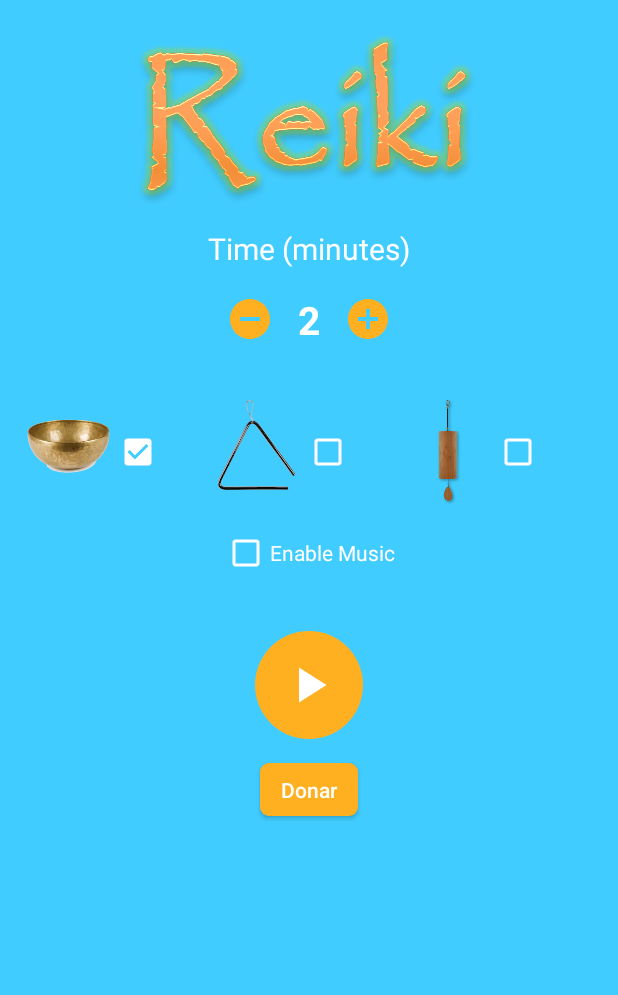
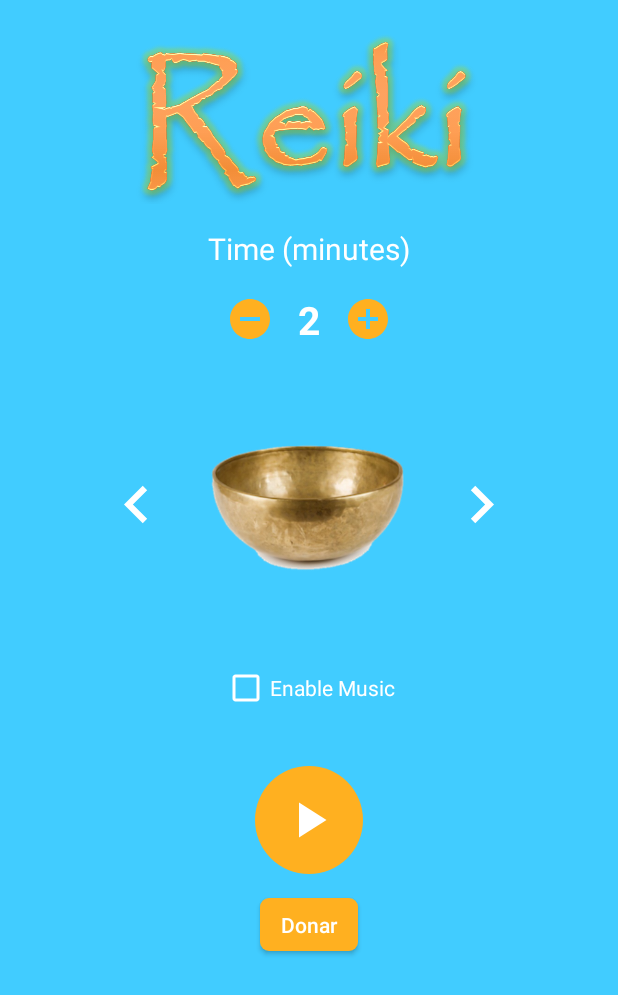
Before and after one commit to leandro4/ReikiSound, an Android app: the screen it shows after launch (MainActivity), after a tap on an icon or button, on a phone screen of 412 x 824 dp. Shown: the top 995 px of the screen. Run offline under Robolectric (Android 15) with nearby library versions, the phone set to English and light mode, and no system bars; our stand-ins replace ButterKnife; libraries missing offline, so code that uses them is left out: com.daimajia.androidanimations.

Commit message:
Selector de imagen con animaciones

```diff
--- a/app/build.gradle
+++ b/app/build.gradle
@@ -32,6 +32,9 @@ dependencies {
     implementation 'com.jakewharton:butterknife:8.8.1'
     annotationProcessor 'com.jakewharton:butterknife-compiler:8.8.1'
 
+    compile 'com.daimajia.easing:library:2.0@aar'
+    compile 'com.daimajia.androidanimations:library:2.3@aar'
+
 //    implementation 'com.paypal.sdk:paypal-android-sdk:2.14.1'
 //    implementation files('libs/paypal_mpl_sdk.jar')
 }
--- a/app/src/main/java/holauser/lea/holauser/ui/NumberPickerView.java
+++ b/app/src/main/java/holauser/lea/holauser/ui/custom/NumberPickerView.java
@@ -1,4 +1,4 @@
-package holauser.lea.holauser.ui;
+package holauser.lea.holauser.ui.custom;
 
 import android.content.Context;
 import android.os.Build;
@@ -14,6 +14,7 @@ import butterknife.BindView;
 import butterknife.ButterKnife;
 import butterknife.OnClick;
 import holauser.lea.holauser.R;
+import holauser.lea.holauser.util.Animations;
 
 /**
  * Created by leandro on 20/2/18.
@@ -53,6 +54,8 @@ public class NumberPickerView extends RelativeLayout {
 
     @OnClick(R.id.ivLess)
     public void onLessClick(View v) {
+        Animations.animateScale(v);
+
         int count = Integer.valueOf(tvCount.getText().toString());
         if (count < 2)
             return;
@@ -62,6 +65,8 @@ public class NumberPickerView extends RelativeLayout {
 
     @OnClick(R.id.ivMore)
     public void onMoreClick(View v) {
+        Animations.animateScale(v);
+
         int count = Integer.valueOf(tvCount.getText().toString());
         if (count > 59)
             return;
--- /dev/null
+++ b/app/src/main/java/holauser/lea/holauser/util/Animations.java
@@ -0,0 +1,52 @@
+package holauser.lea.holauser.util;
+
+import android.animation.Animator;
+import android.animation.AnimatorListenerAdapter;
+import android.animation.AnimatorSet;
+import android.animation.ObjectAnimator;
+import android.animation.PropertyValuesHolder;
+import android.view.View;
+import android.view.animation.AccelerateDecelerateInterpolator;
+
+import java.util.ArrayList;
+import java.util.List;
+
+/**
+ * Created by leandro on 20/2/18.
+ */
+
+public class Animations {
+
+    public static void animateScale(final View view) {
+        AnimatorSet animationSet = new AnimatorSet();
+        animationSet.setInterpolator(new AccelerateDecelerateInterpolator());
+
+        view.setLayerType(View.LAYER_TYPE_HARDWARE, null);
+
+        animationSet.playSequentially(scaleAnimationList(view));
+        animationSet.setDuration(100);
+        animationSet.addListener(new AnimatorListenerAdapter() {
+            @Override
+            public void onAnimationEnd(Animator animation) {
+                super.onAnimationEnd(animation);
+                view.setLayerType(View.LAYER_TYPE_NONE, null);
+            }
+        });
+
+        animationSet.start();
+    }
+
+    private static List<Animator> scaleAnimationList(View view) {
+        List<Animator> animatorList = new ArrayList<>();
+
+        final PropertyValuesHolder scaleX = PropertyValuesHolder.ofFloat(View.SCALE_X, 1.2f);
+        final PropertyValuesHolder scaleY = PropertyValuesHolder.ofFloat(View.SCALE_Y, 1.2f);
+        animatorList.add(ObjectAnimator.ofPropertyValuesHolder(view, scaleX, scaleY));
+
+        final PropertyValuesHolder scaleXNormal = PropertyValuesHolder.ofFloat(View.SCALE_X, 1);
+        final PropertyValuesHolder scaleYNormal = PropertyValuesHolder.ofFloat(View.SCALE_Y, 1);
+        animatorList.add(ObjectAnimator.ofPropertyValuesHolder(view, scaleXNormal, scaleYNormal));
+
+        return animatorList;
+    }
+}
--- a/app/src/main/java/holauser/lea/holauser/Utils.java
+++ b/app/src/main/java/holauser/lea/holauser/util/Utils.java
@@ -1,4 +1,4 @@
-package holauser.lea.holauser;
+package holauser.lea.holauser.util;
 
 /**
  * Created by leandro on 7/2/18.
--- /dev/null
+++ b/app/src/main/res/drawable/ic_before.xml
@@ -0,0 +1,4 @@
+<vector android:height="50dp" android:viewportHeight="24.0"
+    android:viewportWidth="24.0" android:width="50dp" xmlns:android="http://schemas.android.com/apk/res/android">
+    <path android:fillColor="#FFFFFFFF" android:pathData="M15.41,7.41L14,6l-6,6 6,6 1.41,-1.41L10.83,12z"/>
+</vector>
--- /dev/null
+++ b/app/src/main/res/drawable/ic_next.xml
@@ -0,0 +1,4 @@
+<vector android:height="50dp" android:viewportHeight="24.0"
+    android:viewportWidth="24.0" android:width="50dp" xmlns:android="http://schemas.android.com/apk/res/android">
+    <path android:fillColor="#FFFFFFFF" android:pathData="M10,6L8.59,7.41 13.17,12l-4.58,4.59L10,18l6,-6z"/>
+</vector>
--- a/app/src/main/res/layout/activity_main.xml
+++ b/app/src/main/res/layout/activity_main.xml
@@ -34,13 +34,19 @@
                 android:textSize="20sp"
                 android:layout_gravity="center"/>
 
-            <holauser.lea.holauser.ui.NumberPickerView
+            <holauser.lea.holauser.ui.custom.NumberPickerView
                 android:layout_width="wrap_content"
                 android:layout_height="wrap_content"
                 android:layout_gravity="center"
                 android:id="@+id/numberPicker" />
 
+            <holauser.lea.holauser.ui.custom.SoundSelectorView
+                android:layout_gravity="center"
+                android:layout_width="wrap_content"
+                android:layout_height="wrap_content" />
+
             <LinearLayout
+                android:visibility="gone"
                 android:layout_marginTop="20dp"
                 android:orientation="horizontal"
                 android:layout_width="match_parent"
--- /dev/null
+++ b/app/src/main/res/layout/view_sound_selector.xml
@@ -0,0 +1,28 @@
+<?xml version="1.0" encoding="utf-8"?>
+<LinearLayout xmlns:android="http://schemas.android.com/apk/res/android"
+    android:orientation="horizontal"
+    android:layout_width="wrap_content"
+    android:layout_height="wrap_content">
+
+    <ImageView
+        android:id="@+id/ivBack"
+        android:src="@drawable/ic_before"
+        android:layout_gravity="center_vertical"
+        android:layout_width="wrap_content"
+        android:layout_height="wrap_content" />
+
+    <ImageView
+        android:id="@+id/ivSelected"
+        android:src="@drawable/cuenco"
+        android:layout_margin="20dp"
+        android:layout_width="140dp"
+        android:layout_height="140dp" />
+
+    <ImageView
+        android:id="@+id/ivNext"
+        android:src="@drawable/ic_next"
+        android:layout_gravity="center_vertical"
+        android:layout_width="wrap_content"
+        android:layout_height="wrap_content" />
+
+</LinearLayout>
```
Also changed, not shown: app/src/main/java/holauser/lea/holauser/ui/MainActivity.java (+6 -45 lines), app/src/main/java/holauser/lea/holauser/ui/custom/SoundSelectorView.java (added, +117 -0 lines).
